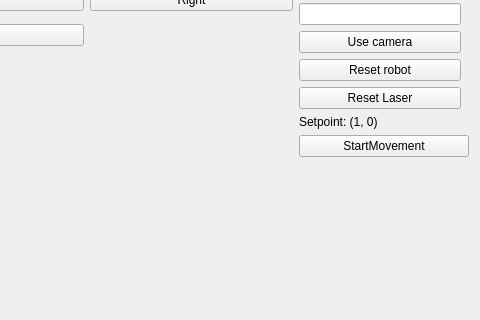
Above: demoRMR/mainwindow.ui from Michal-Baculak/RMR before the change; both pictures show x 339 to 819 and y 81 to 401 of the 819 by 674 pixel window. Below: the same form after it.
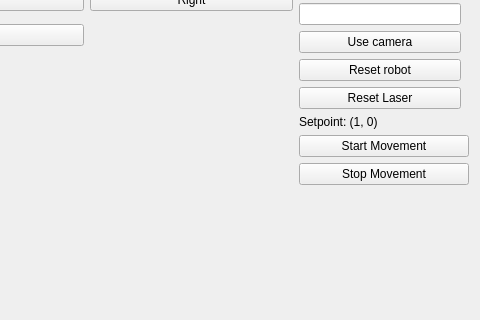
That is the form after the change.

Commit message:
Improve position controller, add simple distance-based velocity profiling, add total stop UI button
define regulator constants (acceleration limit, velocity limit, position epsilon,...)
set beta gain to zero to eliminate rotation control - vehicle will end in whatever orientation is natural

Patch:
```diff
--- a/demoRMR/mainwindow.ui
+++ b/demoRMR/mainwindow.ui
@@ -209,7 +209,14 @@
       <item>
        <widget class="QPushButton" name="pushButton_10">
         <property name="text">
-         <string>StartMovement</string>
+         <string>Start Movement</string>
+        </property>
+       </widget>
+      </item>
+      <item>
+       <widget class="QPushButton" name="pushButton_11">
+        <property name="text">
+         <string>Stop Movement</string>
         </property>
        </widget>
       </item>
```
Left out of the diff: 2 changed lines with no effect on the pictures. The commit also changes 4 other files.
